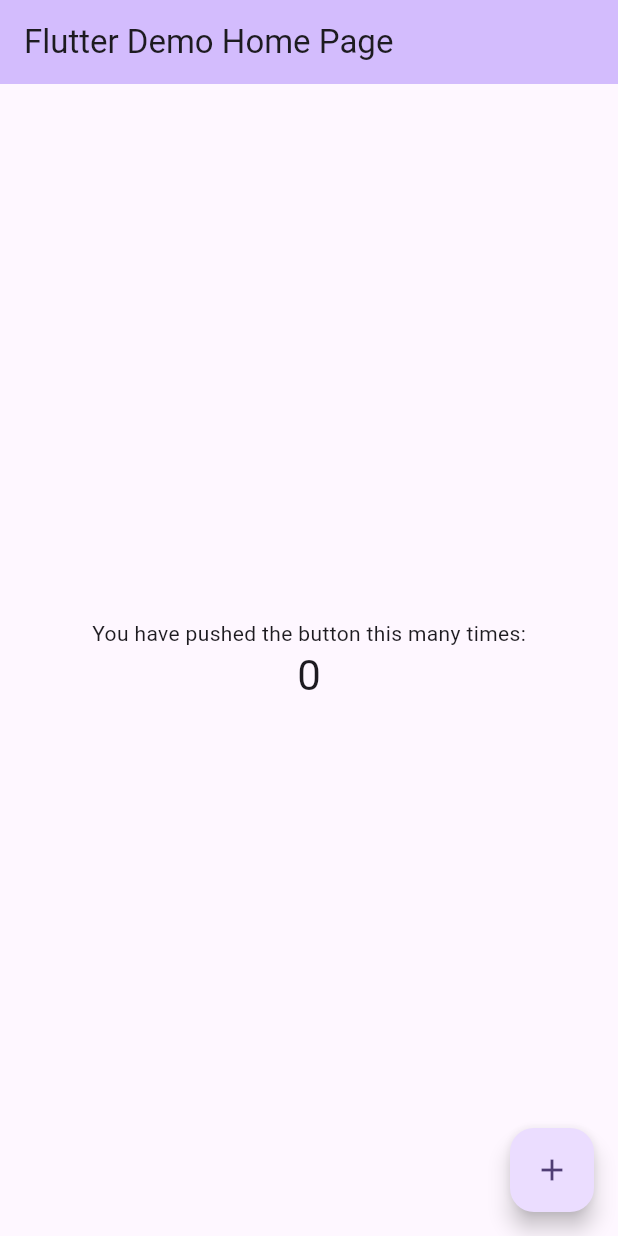
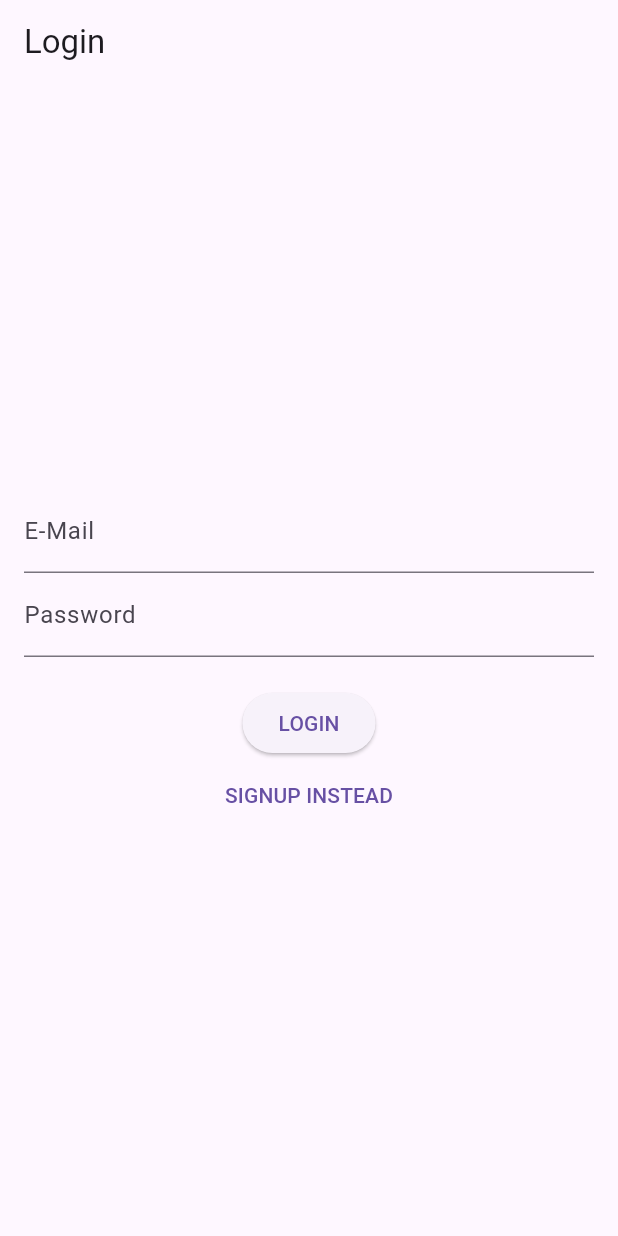
Before and after one commit to Sahil-Kumar7253/Convo-app, a Flutter app: the screen it shows after launch, on a phone screen of 412 x 824 dp. Run offline on Flutter 3.47's test engine with Material 3 defaults, Android fonts, the phone set to English and light mode, and no system bars; our stand-ins replace shared_preferences, socket_io_client.

```diff
--- a/convo_app/lib/main.dart
+++ b/convo_app/lib/main.dart
@@ -1,4 +1,8 @@
+import 'package:convo_app/providers/auth_provider.dart';
+import 'package:convo_app/providers/chat_provider.dart';
+import 'package:convo_app/screens/auth_wrapper.dart';
 import 'package:flutter/material.dart';
+import 'package:provider/provider.dart';
 
 void main() {
   runApp(const MyApp());
@@ -10,113 +14,24 @@ class MyApp extends StatelessWidget {
   // This widget is the root of your application.
   @override
   Widget build(BuildContext context) {
-    return MaterialApp(
-      title: 'Flutter Demo',
-      theme: ThemeData(
-        // This is the theme of your application.
-        //
-        // TRY THIS: Try running your application with "flutter run". You'll see
-        // the application has a purple toolbar. Then, without quitting the app,
-        // try changing the seedColor in the colorScheme below to Colors.green
-        // and then invoke "hot reload" (save your changes or press the "hot
-        // reload" button in a Flutter-supported IDE, or press "r" if you used
-        // the command line to start the app).
-        //
-        // Notice that the counter didn't reset back to zero; the application
-        // state is not lost during the reload. To reset the state, use hot
-        // restart instead.
-        //
-        // This works for code too, not just values: Most code changes can be
-        // tested with just a hot reload.
-        colorScheme: ColorScheme.fromSeed(seedColor: Colors.deepPurple),
+    return MultiProvider(
+      providers: [
+        ChangeNotifierProvider(create: (_) => AuthProvider()),
+        ChangeNotifierProxyProvider<AuthProvider, ChatProvider>(
+          create: (_) => ChatProvider(),
+          update: (_, auth, previousChatProvider) =>
+          previousChatProvider!..updateAuthProvider(auth),
+        ),
+      ],
+      child: MaterialApp(
+        title: 'ConvoApp',
+        debugShowCheckedModeBanner: false,
+        theme: ThemeData(
+          primarySwatch: Colors.teal,
+          visualDensity: VisualDensity.adaptivePlatformDensity,
+        ),
+        home: const AuthWrapper(),
       ),
-      home: const MyHomePage(title: 'Flutter Demo Home Page'),
     );
   }
 }
-
-class MyHomePage extends StatefulWidget {
-  const MyHomePage({super.key, required this.title});
-
-  // This widget is the home page of your application. It is stateful, meaning
-  // that it has a State object (defined below) that contains fields that affect
-  // how it looks.
-
-  // This class is the configuration for the state. It holds the values (in this
-  // case the title) provided by the parent (in this case the App widget) and
-  // used by the build method of the State. Fields in a Widget subclass are
-  // always marked "final".
-
-  final String title;
-
-  @override
-  State<MyHomePage> createState() => _MyHomePageState();
-}
-
-class _MyHomePageState extends State<MyHomePage> {
-  int _counter = 0;
-
-  void _incrementCounter() {
-    setState(() {
-      // This call to setState tells the Flutter framework that something has
-      // changed in this State, which causes it to rerun the build method below
-      // so that the display can reflect the updated values. If we changed
-      // _counter without calling setState(), then the build method would not be
-      // called again, and so nothing would appear to happen.
-      _counter++;
-    });
-  }
-
-  @override
-  Widget build(BuildContext context) {
-    // This method is rerun every time setState is called, for instance as done
-    // by the _incrementCounter method above.
-    //
-    // The Flutter framework has been optimized to make rerunning build methods
-    // fast, so that you can just rebuild anything that needs updating rather
-    // than having to individually change instances of widgets.
-    return Scaffold(
-      appBar: AppBar(
-        // TRY THIS: Try changing the color here to a specific color (to
-        // Colors.amber, perhaps?) and trigger a hot reload to see the AppBar
-        // change color while the other colors stay the same.
-        backgroundColor: Theme.of(context).colorScheme.inversePrimary,
-        // Here we take the value from the MyHomePage object that was created by
-        // the App.build method, and use it to set our appbar title.
-        title: Text(widget.title),
-      ),
-      body: Center(
-        // Center is a layout widget. It takes a single child and positions it
-        // in the middle of the parent.
-        child: Column(
-          // Column is also a layout widget. It takes a list of children and
-          // arranges them vertically. By default, it sizes itself to fit its
-          // children horizontally, and tries to be as tall as its parent.
-          //
-          // Column has various properties to control how it sizes itself and
-          // how it positions its children. Here we use mainAxisAlignment to
-          // center the children vertically; the main axis here is the vertical
-          // axis because Columns are vertical (the cross axis would be
-          // horizontal).
-          //
-          // TRY THIS: Invoke "debug painting" (choose the "Toggle Debug Paint"
-          // action in the IDE, or press "p" in the console), to see the
-          // wireframe for each widget.
-          mainAxisAlignment: MainAxisAlignment.center,
-          children: <Widget>[
-            const Text('You have pushed the button this many times:'),
-            Text(
-              '$_counter',
-              style: Theme.of(context).textTheme.headlineMedium,
-            ),
-          ],
-        ),
-      ),
-      floatingActionButton: FloatingActionButton(
-        onPressed: _incrementCounter,
-        tooltip: 'Increment',
-        child: const Icon(Icons.add),
-      ), // This trailing comma makes auto-formatting nicer for build methods.
-    );
-  }
-}
--- /dev/null
+++ b/convo_app/lib/models/messageModel.dart
@@ -0,0 +1,25 @@
+class Message {
+  final String id;
+  final String senderId;
+  final String receiverId;
+  final String content;
+  final DateTime createdAt;
+
+  Message({
+    required this.id,
+    required this.senderId,
+    required this.receiverId,
+    required this.content,
+    required this.createdAt,
+  });
+
+  factory Message.fromJson(Map<String, dynamic> json) {
+    return Message(
+      id: json['_id'],
+      senderId: json['sender']['_id'] ?? json['sender'],
+      receiverId: json['receiver'],
+      content: json['content'],
+      createdAt: DateTime.parse(json['createdAt']),
+    );
+  }
+}
--- /dev/null
+++ b/convo_app/lib/models/userModel.dart
@@ -0,0 +1,15 @@
+class UserModel{
+  final String id;
+  final String name;
+  final String email;
+
+  UserModel({required this.id, required this.name, required this.email});
+
+  factory UserModel.fromJson(Map<String, dynamic> json) {
+    return UserModel(
+      id: json['_id'],
+      name: json['name'],
+      email: json['email'],
+    );
+  }
+}
--- /dev/null
+++ b/convo_app/lib/providers/auth_provider.dart
@@ -0,0 +1,65 @@
+import 'dart:async';
+import 'dart:convert';
+import 'package:flutter/material.dart';
+import 'package:shared_preferences/shared_preferences.dart';
+import '../services/apiService.dart';
+
+class AuthProvider with ChangeNotifier {
+  String? _token;
+  String? _userId;
+  final ApiService _apiService = ApiService();
+
+  bool get isAuthenticated => _token != null;
+  String? get token => _token;
+  String? get userId => _userId;
+
+  Future<bool> tryAutoLogin() async {
+    final prefs = await SharedPreferences.getInstance();
+    if (!prefs.containsKey('userData')) {
+      return false;
+    }
+    final extractedUserData = json.decode(prefs.getString('userData')!) as Map<String, dynamic>;
+    _token = extractedUserData['token'];
+    _userId = extractedUserData['userId'];
+    notifyListeners();
+    return true;
+  }
+
+  Future<void> login(String email, String password) async {
+    final response = await _apiService.login(email, password);
+    if (response.containsKey('token')) {
+      _token = response['token'];
+      _userId = response['_id'];
+      _saveToPrefs();
+      notifyListeners();
+    } else {
+      throw Exception(response['message']);
+    }
+  }
+
+  Future<void> register(String name, String email, String password) async {
+    final response = await _apiService.register(name, email, password);
+    if (response.containsKey('token')) {
+      _token = response['token'];
+      _userId = response['_id'];
+      _saveToPrefs();
+      notifyListeners();
+    } else {
+      throw Exception(response['message']);
+    }
+  }
+
+  Future<void> logout() async {
+    _token = null;
+    _userId = null;
+    final prefs = await SharedPreferences.getInstance();
+    await prefs.remove('userData');
+    notifyListeners();
+  }
+
+  Future<void> _saveToPrefs() async {
+    final prefs = await SharedPreferences.getInstance();
+    final userData = json.encode({'token': _token, 'userId': _userId});
+    await prefs.setString('userData', userData);
+  }
+}
--- /dev/null
+++ b/convo_app/lib/screens/authScreen.dart
@@ -0,0 +1,99 @@
+import 'package:flutter/material.dart';
+import 'package:provider/provider.dart';
+import '../providers/auth_provider.dart';
+
+enum AuthMode { Signup, Login }
+
+class AuthScreen extends StatefulWidget {
+  const AuthScreen({super.key});
+
+  @override
+  _AuthScreenState createState() => _AuthScreenState();
+}
+
+class _AuthScreenState extends State<AuthScreen> {
+  final GlobalKey<FormState> _formKey = GlobalKey();
+  AuthMode _authMode = AuthMode.Login;
+  final Map<String, String> _authData = {'name': '', 'email': '', 'password': ''};
+  final _passwordController = TextEditingController();
+  bool _isLoading = false;
+
+  Future<void> _submit() async {
+    if (!_formKey.currentState!.validate()) return;
+    _formKey.currentState!.save();
+    setState(() => _isLoading = true);
+
+    try {
+      if (_authMode == AuthMode.Login) {
+        await Provider.of<AuthProvider>(context, listen: false)
+            .login(_authData['email']!, _authData['password']!);
+      } else {
+        await Provider.of<AuthProvider>(context, listen: false)
+            .register(_authData['name']!, _authData['email']!, _authData['password']!);
+      }
+    } catch (error) {
+      ScaffoldMessenger.of(context).showSnackBar(SnackBar(content: Text(error.toString())));
+    } finally {
+      setState(() => _isLoading = false);
+    }
+  }
+
+  void _switchAuthMode() {
+    setState(() {
+      _authMode = _authMode == AuthMode.Login ? AuthMode.Signup : AuthMode.Login;
+    });
+  }
+
+  @override
+  Widget build(BuildContext context) {
+    return Scaffold(
+      appBar: AppBar(title: Text(_authMode == AuthMode.Login ? 'Login' : 'Sign Up')),
+      body: Center(
+        child: Form(
+          key: _formKey,
+          child: SingleChildScrollView(
+            padding: const EdgeInsets.all(16.0),
+            child: Column(
+              children: <Widget>[
+                if (_authMode == AuthMode.Signup)
+                  TextFormField(
+                    decoration: const InputDecoration(labelText: 'Name'),
+                    validator: (value) => value!.isEmpty ? 'Enter your name' : null,
+                    onSaved: (value) => _authData['name'] = value!,
+                  ),
+                TextFormField(
+                  decoration: const InputDecoration(labelText: 'E-Mail'),
+                  keyboardType: TextInputType.emailAddress,
+                  validator: (value) => !value!.contains('@') ? 'Invalid email' : null,
+                  onSaved: (value) => _authData['email'] = value!,
+                ),
+                TextFormField(
+                  decoration: const InputDecoration(labelText: 'Password'),
+                  obscureText: true,
+                  controller: _passwordController,
+                  validator: (value) => value!.length < 6 ? 'Password is too short' : null,
+                  onSaved: (value) => _authData['password'] = value!,
+                ),
+                if (_authMode == AuthMode.Signup)
+                  TextFormField(
+                    decoration: const InputDecoration(labelText: 'Confirm Password'),
+                    obscureText: true,
+                    validator: (value) => value != _passwordController.text ? 'Passwords do not match' : null,
+                  ),
+                const SizedBox(height: 20),
+                if (_isLoading)
+                  const CircularProgressIndicator()
+                else
+                  ElevatedButton(onPressed: _submit, child: Text(_authMode == AuthMode.Login ? 'LOGIN' : 'SIGN UP')),
+                TextButton(
+                  onPressed: _switchAuthMode,
+                  child: Text('${_authMode == AuthMode.Login ? 'SIGNUP' : 'LOGIN'} INSTEAD'),
+                ),
+              ],
+            ),
+          ),
+        ),
+      ),
+    );
+  }
+}
--- /dev/null
+++ b/convo_app/lib/screens/auth_wrapper.dart
@@ -0,0 +1,22 @@
+import 'package:convo_app/screens/user_list_screen.dart';
+import 'package:flutter/material.dart';
+import 'package:provider/provider.dart';
+import '../providers/auth_provider.dart';
+import '../providers/chat_provider.dart';
+import 'authScreen.dart';
+
+class AuthWrapper extends StatelessWidget {
+  const AuthWrapper({super.key});
+
+  @override
+  Widget build(BuildContext context) {
+    final authProvider = Provider.of<AuthProvider>(context);
+
+    if (authProvider.isAuthenticated) {
+      Provider.of<ChatProvider>(context, listen: false).connectSocket();
+      return const UserListScreen();
+    } else {
+      return const AuthScreen();
+    }
+  }
+}
--- a/convo_app/pubspec.yaml
+++ b/convo_app/pubspec.yaml
@@ -34,6 +34,10 @@ dependencies:
   # The following adds the Cupertino Icons font to your application.
   # Use with the CupertinoIcons class for iOS style icons.
   cupertino_icons: ^1.0.8
+  provider: ^6.1.5
+  http: ^1.4.0
+  socket_io_client: ^3.1.2
+  shared_preferences: ^2.5.3
 
 dev_dependencies:
   flutter_test:
```
Also changed, not shown: convo_app/lib/providers/chat_provider.dart (added, +63 -0 lines), convo_app/lib/screens/chat_screen.dart (added, +77 -0 lines), convo_app/lib/screens/user_list_screen.dart (added, +57 -0 lines), convo_app/lib/services/apiService.dart (added, +62 -0 lines), convo_app/lib/services/socketService.dart (added, +43 -0 lines), convo_app/lib/utils/cosntants.dart (added, +8 -0 lines), convo_app/lib/widgets/message_bubble.dart (added, +32 -0 lines), convo_app/pubspec.lock, 3 other files.
